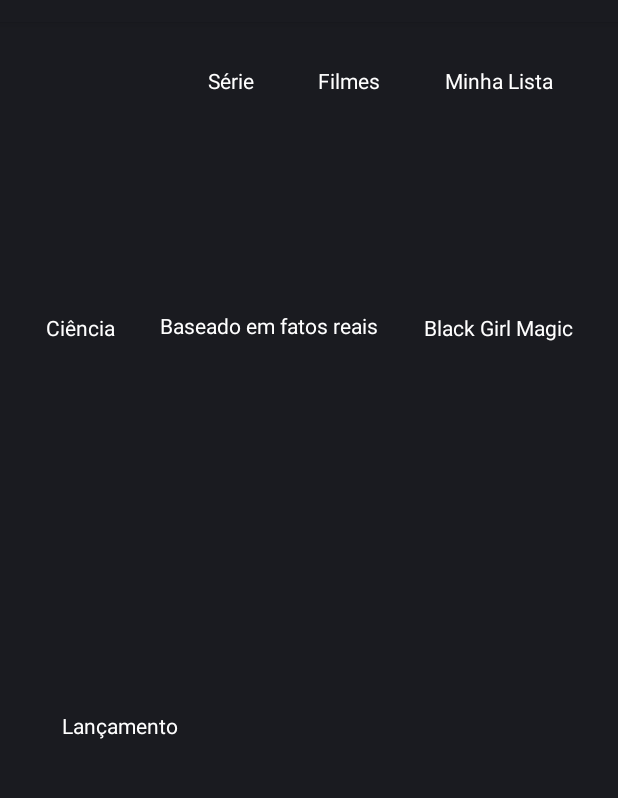
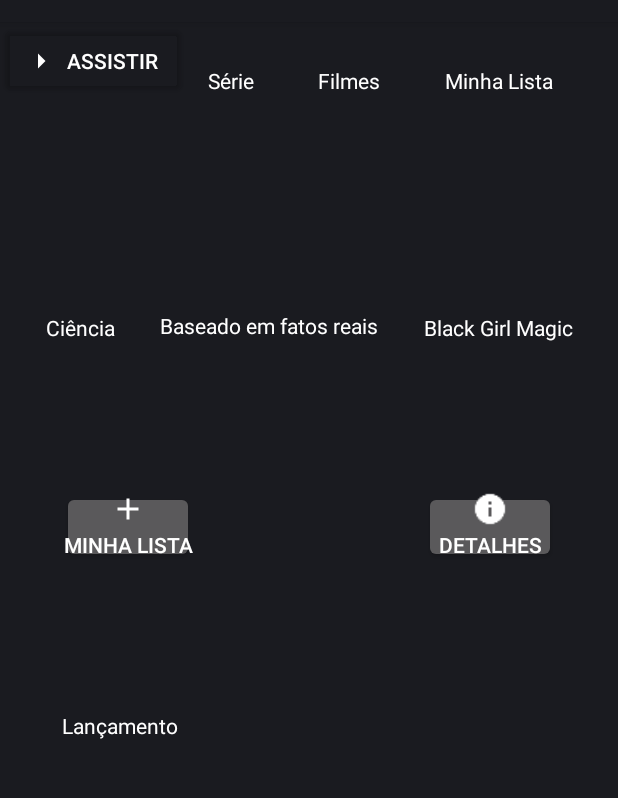
Before and after one commit to SouaLia/Netflix, an Android app: the layout activity_main.xml on its own in the app's theme, with its tools: preview values and no code run, on a phone screen of 412 x 824 dp, the part 62-860 px from its top. Run offline under Robolectric (Android 15) with nearby library versions, the phone set to English and light mode, and no system bars.

Commit message:
Continuação - Criação dos botões

```diff
--- /dev/null
+++ b/app/src/main/res/drawable/add_2.xml
@@ -0,0 +1,5 @@
+<vector xmlns:android="http://schemas.android.com/apk/res/android" android:height="24dp" android:tint="#FFFFFF" android:viewportHeight="960" android:viewportWidth="960" android:width="24dp">
+
+    <path android:fillColor="@android:color/white" android:pathData="M440,520L200,520L200,440L440,440L440,200L520,200L520,440L760,440L760,520L520,520L520,760L440,760L440,520Z"/>
+
+</vector>
--- /dev/null
+++ b/app/src/main/res/drawable/add_3.xml
@@ -0,0 +1,5 @@
+<vector xmlns:android="http://schemas.android.com/apk/res/android" android:autoMirrored="true" android:height="24dp" android:tint="#FFFFFF" android:viewportHeight="960" android:viewportWidth="960" android:width="24dp">
+
+    <path android:fillColor="@android:color/white" android:pathData="M400,680L400,280L600,480L400,680Z"/>
+
+</vector>
--- a/app/src/main/res/layout/activity_main.xml
+++ b/app/src/main/res/layout/activity_main.xml
@@ -145,6 +145,7 @@
         app:layout_constraintStart_toEndOf="@+id/textCiencia"
         app:layout_constraintTop_toTopOf="@+id/imageNome" />
 
+
     <TextView
         android:id="@+id/textLancamento"
         android:layout_width="wrap_content"
@@ -198,4 +199,44 @@
         app:layout_constraintTop_toBottomOf="@+id/textLancamento"
         app:srcCompat="@drawable/f4" />
 
+    <Button
+        android:id="@+id/buttonDetalhes"
+        android:layout_width="wrap_content"
+        android:layout_height="wrap_content"
+        android:drawableTop="@drawable/add_4"
+        android:padding="0dp"
+        android:text="Detalhes"
+        android:textColor="@color/branco"
+        android:textSize="14dp"
+        app:layout_constraintBottom_toTopOf="@+id/textLancamento"
+        app:layout_constraintEnd_toStartOf="@+id/guideline5"
+        app:layout_constraintTop_toBottomOf="@+id/textBlackM" />
+
+    <Button
+        android:id="@+id/buttonLista"
+        android:layout_width="wrap_content"
+        android:layout_height="wrap_content"
+        android:drawableTop="@drawable/add_2"
+        android:padding="0dp"
+        android:text="Minha Lista"
+        android:textColor="@color/branco"
+        android:textSize="14dp"
+        app:layout_constraintBottom_toTopOf="@+id/textLancamento"
+        app:layout_constraintStart_toStartOf="@+id/guideline4"
+        app:layout_constraintTop_toBottomOf="@+id/textCiencia" />
+
+    <Button
+        android:id="@+id/buttonAssistir"
+        android:layout_width="125dp"
+        android:layout_height="51dp"
+        android:backgroundTint="@android:color/transparent"
+        android:drawableLeft="@drawable/add_3"
+        android:text="Assistir"
+        android:textSize="14dp"
+        android:padding="15dp"
+        android:textColor="@color/branco"
+        tools:layout_editor_absoluteX="138dp"
+        tools:layout_editor_absoluteY="384dp" />
+
+
 </androidx.constraintlayout.widget.ConstraintLayout>
```
Also changed, not shown: app/src/main/res/drawable/add_4.png (added).
